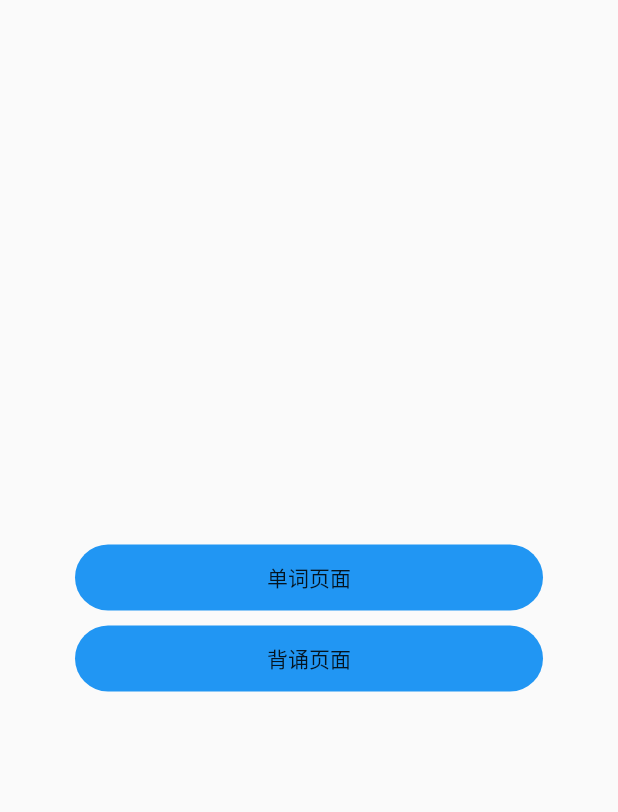
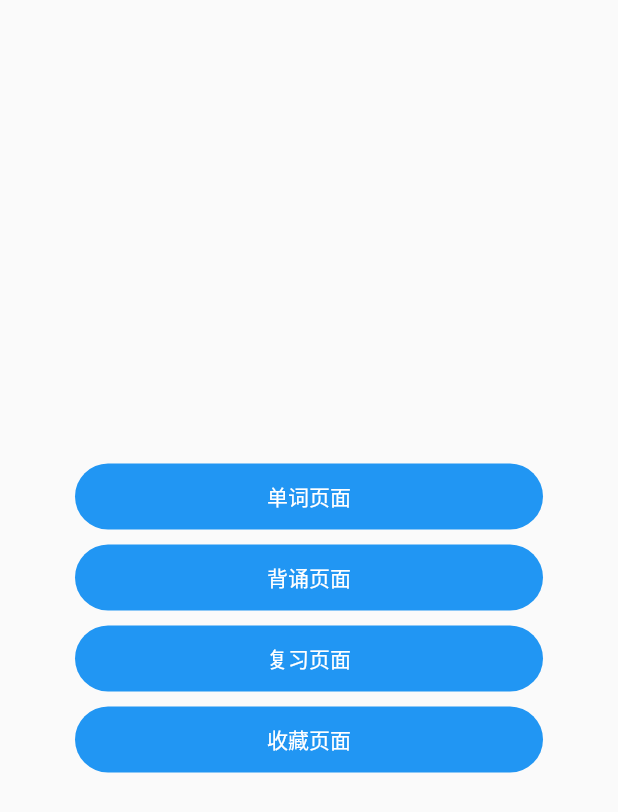
Before and after one commit to ChoiKarl/ens, a Flutter app: the screen it shows after launch, on a phone screen of 412 x 824 dp. Shown: the top 812 px of the screen. Run offline on Flutter 3.47's test engine with Material 2 defaults, Android fonts, the phone set to English and light mode, and no system bars; our stand-ins replace audioplayers, device_info, dio, shared_preferences, sqflite; accounts and stored records are empty.

Commit message:
增加复习和收藏

```diff
--- a/lib/page/home/home.dart
+++ b/lib/page/home/home.dart
@@ -23,7 +23,21 @@ class _HomePageState extends State<HomePage> {
         child: Column(
           mainAxisAlignment: MainAxisAlignment.center,
           children: [
-            GestureDetector(
+            _wordPageItem(),
+            SizedBox(height: 10),
+            _recitePageItem(),
+            SizedBox(height: 10),
+            _reviewPageItem(),
+            SizedBox(height: 10),
+            _collectPageItem(),
+          ],
+        ),
+      ),
+    );
+  }
+
+  Widget _wordPageItem() {
+    return GestureDetector(
       onTap: () {
         Navigator.of(context).push(MaterialPageRoute(
           builder: (context) {
@@ -31,25 +45,20 @@ class _HomePageState extends State<HomePage> {
           },
         ));
       },
-              child: Container(
-                alignment: Alignment.center,
-                height: 44,
-                child: Text("单词页面"),
-                decoration: BoxDecoration(
-                  borderRadius: BorderRadius.circular(22),
-                  color: Colors.blue,
-                ),
-              ),
-            ),
-            SizedBox(height: 10),
-            GestureDetector(
+      child: _itemText('单词页面'),
+    );
+  }
+
+  Widget _recitePageItem() {
+    return GestureDetector(
       onTap: () {
         Navigator.of(context).push(MaterialPageRoute(
           builder: (context) {
-                    if (studyViewModel != null) {
-                      return StudyPage(words: []);
+            if (pageViewModels[PageStyle.recite] != null) {
+              return StudyPage(words: [], pageStyle: PageStyle.recite);
             }
-                    return SelectPageOrDayPage(confirmCallback: (type, select) {
+            return SelectPageOrDayPage(
+              confirmCallback: (type, select) {
                 List<Word> words = [];
                 if (type == PageDaySelectType.page) {
                   select.forEach((element) {
@@ -61,25 +70,71 @@ class _HomePageState extends State<HomePage> {
                   });
                 }
                 Navigator.of(context).push(MaterialPageRoute(builder: (context) {
-                        return StudyPage(words: words);
+                  return StudyPage(words: words, pageStyle: PageStyle.recite);
                 }));
-                    });
+              },
+            );
           },
         ));
       },
-              child: Container(
+      child: _itemText('背诵页面'),
+    );
+  }
+
+  Widget _reviewPageItem() {
+    return GestureDetector(
+      onTap: () {
+        Navigator.of(context).push(MaterialPageRoute(
+          builder: (context) {
+            if (pageViewModels[PageStyle.recite] != null) {
+              return StudyPage(words: [], pageStyle: PageStyle.review);
+            }
+            return SelectPageOrDayPage(
+              confirmCallback: (type, select) {
+                List<Word> words = [];
+                if (type == PageDaySelectType.page) {
+                  select.forEach((element) {
+                    words.addAll(WordManager.shared.pageWords[element]?.toList() ?? []);
+                  });
+                } else {
+                  select.forEach((element) {
+                    words.addAll(WordManager.shared.dayWords[element]?.toList() ?? []);
+                  });
+                }
+                Navigator.of(context).push(MaterialPageRoute(builder: (context) {
+                  return StudyPage(words: words, pageStyle: PageStyle.review);
+                }));
+              },
+            );
+          },
+        ));
+      },
+      child: _itemText('复习页面'),
+    );
+  }
+
+  Widget _collectPageItem() {
+    return GestureDetector(
+      onTap: () {
+        Navigator.of(context).push(MaterialPageRoute(
+          builder: (context) {
+            return StudyPage(words: WordManager.shared.collectWords, pageStyle: PageStyle.review);
+          },
+        ));
+      },
+      child: _itemText('收藏页面')
+    );
+  }
+
+  Widget _itemText(String text) {
+    return Container(
       alignment: Alignment.center,
       height: 44,
-                child: Text("背诵页面"),
+      child: Text(text, style: TextStyle(color: Colors.white)),
       decoration: BoxDecoration(
         borderRadius: BorderRadius.circular(22),
         color: Colors.blue,
-                ),
-              ),
       )
-          ],
-        ),
-      ),
     );
   }
 }
--- a/lib/page/select_page_day/select_page_day_page.dart
+++ b/lib/page/select_page_day/select_page_day_page.dart
@@ -3,11 +3,12 @@ import 'package:ens/page/select_page_day/select_page_day_view_model.dart';
 import 'package:flutter/material.dart';
 import 'package:provider/provider.dart';
 
-enum PageDaySelectType { page, day }
-
+enum PageDaySelectType {
+  page,
+  day,
+}
 class SelectPageOrDayPage extends StatefulWidget {
   final void Function(PageDaySelectType selectType, List<int> select)? confirmCallback;
-
   const SelectPageOrDayPage({
     Key? key,
     this.confirmCallback,
@@ -64,8 +65,7 @@ class _SelectPageOrDayPageState extends State<SelectPageOrDayPage> {
               spacing: 10,
               runSpacing: 10,
               children: viewModel.pages
-                  .map((e) =>
-                  GestureDetector(
+                  .map((e) => GestureDetector(
                         onTap: () {
                           viewModel.selectPage(e);
                         },
@@ -96,8 +96,7 @@ class _SelectPageOrDayPageState extends State<SelectPageOrDayPage> {
             Wrap(
               spacing: 10,
               children: viewModel.days
-                  .map((e) =>
-                  GestureDetector(
+                  .map((e) => GestureDetector(
                         onTap: () {
                           viewModel.selectDay(e);
                         },
@@ -120,12 +119,14 @@ class _SelectPageOrDayPageState extends State<SelectPageOrDayPage> {
         builder: (ctx, vm, _) {
           bool highlight = vm.selectedDays.isNotEmpty || vm.selectedPages.isNotEmpty;
           return GestureDetector(
-            onTap: highlight ? () {
-              PageDaySelectType selectType = vm.selectedDays.isNotEmpty ? PageDaySelectType.day : PageDaySelectType
-                  .page;
+            onTap: highlight
+                ? () {
+                    PageDaySelectType selectType =
+                        vm.selectedDays.isNotEmpty ? PageDaySelectType.day : PageDaySelectType.page;
                     List<int> select = vm.selectedDays.isNotEmpty ? vm.selectedDays : vm.selectedPages;
                     widget.confirmCallback?.call(selectType, select);
-            } : null,
+                  }
+                : null,
             child: Container(
               alignment: Alignment.center,
               height: 44,
--- a/lib/page/study_page/study_page.dart
+++ b/lib/page/study_page/study_page.dart
@@ -5,14 +5,22 @@ import 'package:flutter/cupertino.dart';
 import 'package:flutter/material.dart';
 import 'package:provider/provider.dart';
 
-StudyPageViewModel? studyViewModel;
+Map<PageStyle, StudyPageViewModel> pageViewModels = {};
+
+enum PageStyle {
+  recite, // 背诵
+  review, // 复习,
+  collect, // 收藏
+}
 
 class StudyPage extends StatefulWidget {
   final List<Word> words;
+  final PageStyle pageStyle;
 
   const StudyPage({
     Key? key,
     required this.words,
+    required this.pageStyle,
   }) : super(key: key);
 
   @override
@@ -24,7 +32,12 @@ class _StudyPageState extends State<StudyPage> {
 
   @override
   void initState() {
-    viewModel = studyViewModel != null ? studyViewModel! : StudyPageViewModel(widget.words);
+    viewModel = pageViewModels[widget.pageStyle] != null
+        ? pageViewModels[widget.pageStyle]!
+        : StudyPageViewModel(
+            pageStyle: widget.pageStyle,
+            needStudyWords: widget.words,
+          );
     super.initState();
   }
 
@@ -36,18 +49,17 @@ class _StudyPageState extends State<StudyPage> {
             context: context,
             builder: (context) {
               return CupertinoAlertDialog(
-
                 title: Text('保存学习记录?'),
                 actions: [
                   CupertinoDialogAction(
                       onPressed: () {
-                        studyViewModel = null;
+                        pageViewModels.remove(widget.pageStyle);
                         Navigator.of(context).pop(true);
                       },
                       child: Text('取消')),
                   CupertinoDialogAction(
                     onPressed: () {
-                      studyViewModel = viewModel;
+                      pageViewModels[widget.pageStyle] = viewModel;
                       Navigator.of(context).pop(true);
                     },
                     child: Text(
```
Also changed, not shown: lib/page/study_page/study_page_view_model.dart (+21 -7 lines). Lines whose indentation alone changed are shown as unchanged.
